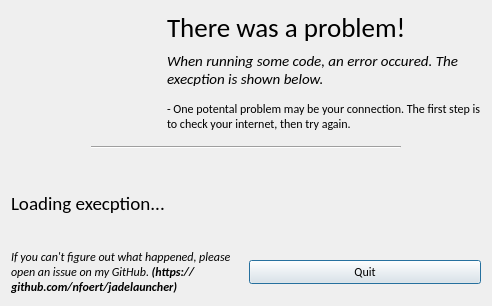
Qt form ui/error.ui (nfoert/jadelauncher_actionstest) before a commit.
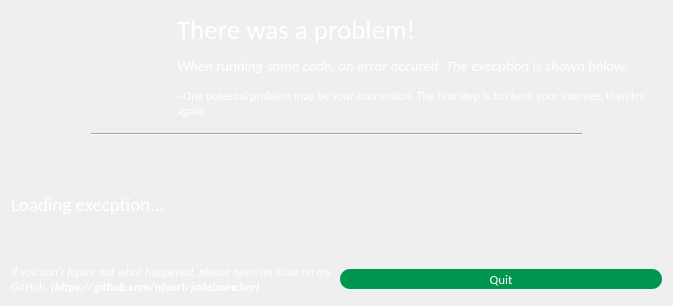
The same form after that commit. Icons and pictures are not drawn.

Patch:
```diff
--- a/ui/error.ui
+++ b/ui/error.ui
@@ -6,7 +6,7 @@
    <rect>
     <x>0</x>
     <y>0</y>
-    <width>492</width>
+    <width>673</width>
     <height>306</height>
    </rect>
   </property>
@@ -15,7 +15,13 @@
   </property>
   <property name="windowIcon">
    <iconset resource="../assets.qrc">
-    <normaloff>:/images/assets/jadeIcon.png</normaloff>:/images/assets/jadeIcon.png</iconset>
+    <normaloff>:/icons/assets/icons/jadeIcon.png</normaloff>:/icons/assets/icons/jadeIcon.png</iconset>
+  </property>
+  <property name="styleSheet">
+   <string notr="true">QDialog {
+	border-image: url(:/backgrounds/assets/backgrounds/errorBackground.png) 0 0 0 0 stretch stretch;
+}
+</string>
   </property>
   <layout class="QGridLayout" name="gridLayout">
    <item row="0" column="0">
@@ -33,13 +39,13 @@
          <property name="minimumSize">
           <size>
            <width>150</width>
-           <height>100</height>
+           <height>25</height>
           </size>
          </property>
          <property name="maximumSize">
           <size>
            <width>150</width>
-           <height>100</height>
+           <height>25</height>
           </size>
          </property>
          <property name="text">
@@ -53,6 +59,22 @@
          </property>
         </widget>
        </item>
+       <item>
+        <spacer name="horizontalSpacer_3">
+         <property name="orientation">
+          <enum>Qt::Horizontal</enum>
+         </property>
+         <property name="sizeType">
+          <enum>QSizePolicy::Fixed</enum>
+         </property>
+         <property name="sizeHint" stdset="0">
+          <size>
+           <width>10</width>
+           <height>20</height>
+          </size>
+         </property>
+        </spacer>
+       </item>
        <item>
         <layout class="QVBoxLayout" name="verticalLayout">
          <item>
@@ -62,6 +84,9 @@
              <family>Calibri</family>
             </font>
            </property>
+           <property name="styleSheet">
+            <string notr="true">color:white;</string>
+           </property>
            <property name="text">
             <string>&lt;html&gt;&lt;head/&gt;&lt;body&gt;&lt;p&gt;&lt;span style=&quot; font-size:20pt;&quot;&gt;There was a problem!&lt;/span&gt;&lt;/p&gt;&lt;/body&gt;&lt;/html&gt;</string>
            </property>
@@ -74,6 +99,9 @@
              <family>Calibri</family>
             </font>
            </property>
+           <property name="styleSheet">
+            <string notr="true">color:white;</string>
+           </property>
            <property name="text">
             <string>&lt;html&gt;&lt;head/&gt;&lt;body&gt;&lt;p&gt;&lt;span style=&quot; font-size:11pt; font-style:italic;&quot;&gt;When running some code, an error occured. The execption is shown below.&lt;/span&gt;&lt;/p&gt;&lt;p&gt;- One potental problem may be your connection. The first step is to check your internet, then try again.&lt;/p&gt;&lt;/body&gt;&lt;/html&gt;</string>
            </property>
@@ -136,6 +164,9 @@
          <family>Calibri</family>
         </font>
        </property>
+       <property name="styleSheet">
+        <string notr="true">color:white;</string>
+       </property>
        <property name="text">
         <string>&lt;html&gt;&lt;head/&gt;&lt;body&gt;&lt;p&gt;&lt;span style=&quot; font-size:14pt;&quot;&gt;Loading execption...&lt;/span&gt;&lt;/p&gt;&lt;/body&gt;&lt;/html&gt;</string>
        </property>
@@ -153,6 +184,9 @@
            <family>Calibri</family>
           </font>
          </property>
+         <property name="styleSheet">
+          <string notr="true">color:white;</string>
+         </property>
          <property name="text">
           <string>&lt;html&gt;&lt;head/&gt;&lt;body&gt;&lt;p&gt;&lt;span style=&quot; font-style:italic;&quot;&gt;If you can't figure out what happened, please open an issue on my GitHub. &lt;/span&gt;&lt;span style=&quot; font-weight:600; font-style:italic;&quot;&gt;(https://github.com/nfoert/jadelauncher)&lt;/span&gt;&lt;/p&gt;&lt;/body&gt;&lt;/html&gt;</string>
          </property>
@@ -163,11 +197,40 @@
        </item>
        <item>
         <widget class="QPushButton" name="QUIT">
+         <property name="minimumSize">
+          <size>
+           <width>0</width>
+           <height>20</height>
+          </size>
+         </property>
          <property name="font">
           <font>
            <family>Calibri</family>
+           <pointsize>10</pointsize>
+           <weight>50</weight>
+           <italic>false</italic>
+           <bold>false</bold>
           </font>
          </property>
+         <property name="styleSheet">
+          <string notr="true">QPushButton {
+	background-color: rgb(0, 150, 80);
+	border-color: rgb(0, 255, 0);
+	border-radius: 10px;
+	font: 10pt &quot;Calibri&quot;;
+	
+	color: rgb(255, 255, 255);
+}
+
+QPushButton:hover {
+	background-color: rgb(0, 170, 100);
+}
+
+QPushButton:pressed {
+	
+	background-color: rgb(0, 200, 120);
+}</string>
+         </property>
          <property name="text">
           <string>Quit</string>
          </property>
```
Left out of the diff: 2 changed lines with no effect on the pictures.
